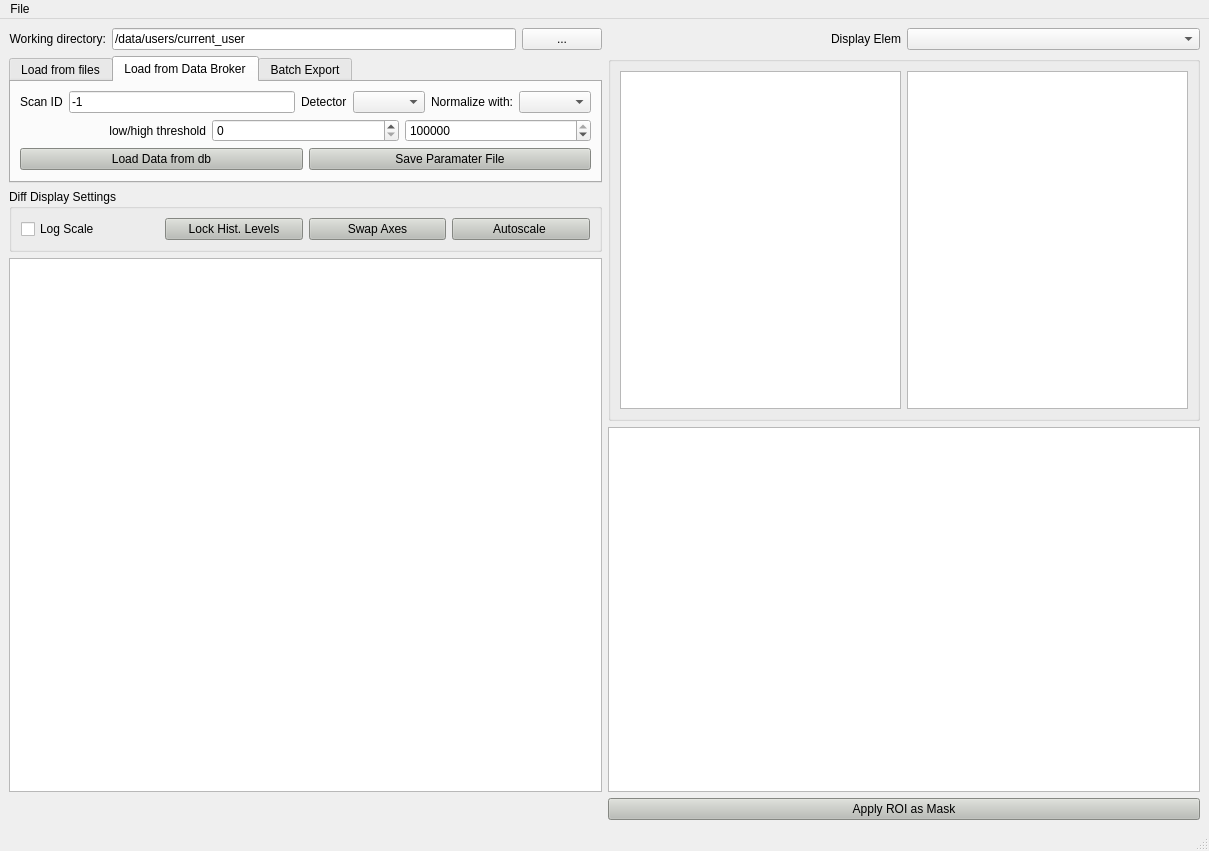
pattammattel/HXN_GUI, file diff_view/diff_view.ui: the form before one commit.
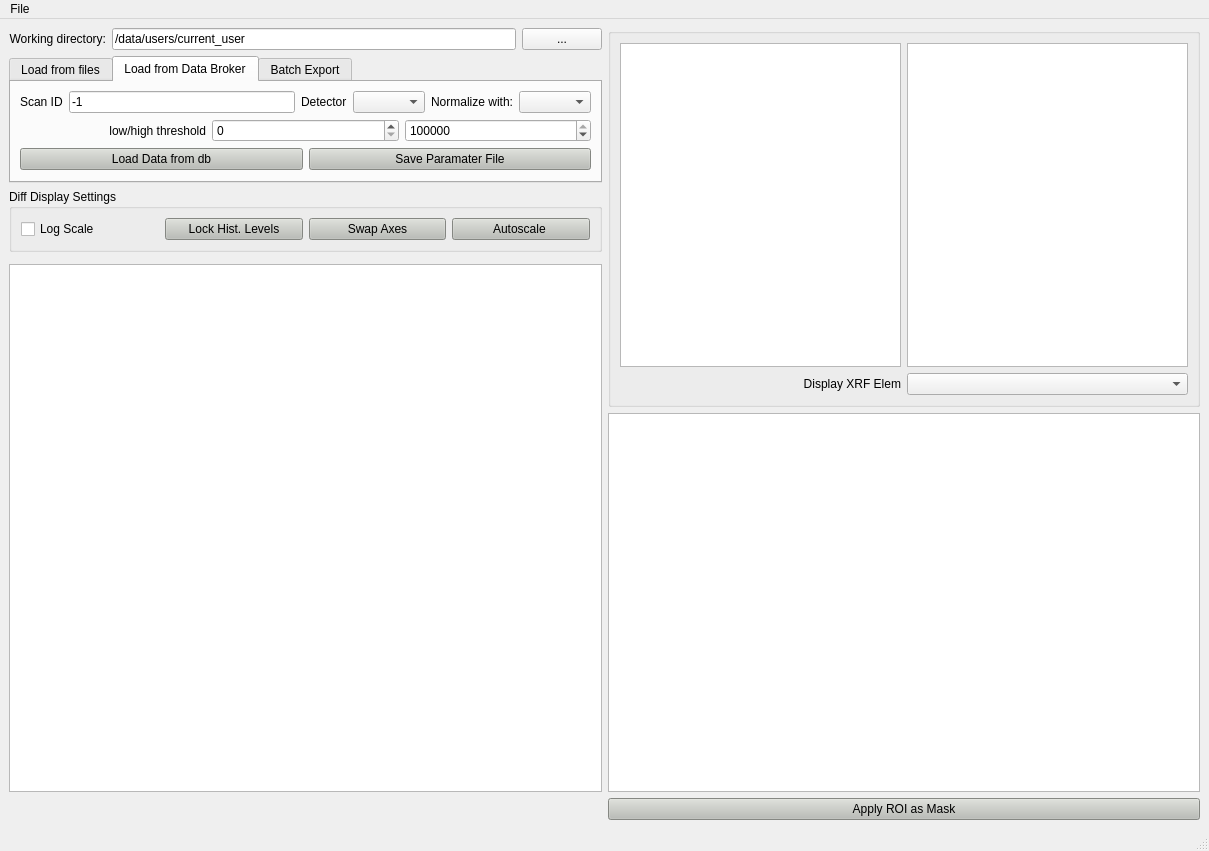
The form after the commit. The open tabs and pages were chosen to show the change. Custom widgets are drawn as their Qt base class.

Commit message: diff_gui_vis_problem_fixed

What changed in the file:
```diff
--- a/diff_view/diff_view.ui
+++ b/diff_view/diff_view.ui
@@ -14,86 +14,8 @@
    <string>MainWindow</string>
   </property>
   <widget class="QWidget" name="centralwidget">
-   <layout class="QGridLayout" name="gridLayout_13">
-    <item row="2" column="0">
-     <layout class="QGridLayout" name="gridLayout_2">
-      <item row="0" column="0">
-       <widget class="QGroupBox" name="groupBox">
-        <property name="title">
-         <string>Diff Display Settings</string>
-        </property>
-        <layout class="QHBoxLayout" name="horizontalLayout_2">
-         <item>
-          <widget class="QCheckBox" name="cb_diff_log_scale">
-           <property name="text">
-            <string>Log Scale</string>
-           </property>
-           <property name="checked">
-            <bool>false</bool>
-           </property>
-          </widget>
-         </item>
-         <item>
-          <widget class="QPushButton" name="pb_set_hist_levels_diff">
-           <property name="sizePolicy">
-            <sizepolicy hsizetype="Preferred" vsizetype="Fixed">
-             <horstretch>0</horstretch>
-             <verstretch>0</verstretch>
-            </sizepolicy>
-           </property>
-           <property name="styleSheet">
-            <string notr="true">background-color: rgb(186, 189, 182);</string>
-           </property>
-           <property name="text">
-            <string>Lock Hist. Levels</string>
-           </property>
-          </widget>
-         </item>
-         <item>
-          <widget class="QPushButton" name="pb_swap_diff_axes">
-           <property name="styleSheet">
-            <string notr="true">background-color: rgb(186, 189, 182);</string>
-           </property>
-           <property name="text">
-            <string>Swap Axes</string>
-           </property>
-          </widget>
-         </item>
-         <item>
-          <widget class="QPushButton" name="pb_auto_hist_levels_diff">
-           <property name="sizePolicy">
-            <sizepolicy hsizetype="Preferred" vsizetype="Fixed">
-             <horstretch>0</horstretch>
-             <verstretch>0</verstretch>
-            </sizepolicy>
-           </property>
-           <property name="styleSheet">
-            <string notr="true">background-color: rgb(186, 189, 182);</string>
-           </property>
-           <property name="text">
-            <string>Autoscale </string>
-           </property>
-          </widget>
-         </item>
-        </layout>
-       </widget>
-      </item>
-     </layout>
-    </item>
-    <item row="3" column="0">
-     <widget class="QPlainTextEdit" name="pte_status">
-      <property name="sizePolicy">
-       <sizepolicy hsizetype="Preferred" vsizetype="MinimumExpanding">
-        <horstretch>0</horstretch>
-        <verstretch>0</verstretch>
-       </sizepolicy>
-      </property>
-      <property name="readOnly">
-       <bool>true</bool>
-      </property>
-     </widget>
-    </item>
-    <item row="0" column="0" rowspan="2">
+   <layout class="QGridLayout" name="gridLayout_2">
+    <item row="0" column="0">
      <layout class="QGridLayout" name="gridLayout_10">
       <item row="0" column="0">
        <layout class="QGridLayout" name="gridLayout_8">
@@ -408,37 +330,7 @@
       </item>
      </layout>
     </item>
-    <item row="0" column="1">
-     <layout class="QGridLayout" name="gridLayout_9">
-      <item row="0" column="0">
-       <widget class="QLabel" name="label_5">
-        <property name="sizePolicy">
-         <sizepolicy hsizetype="Preferred" vsizetype="Fixed">
-          <horstretch>0</horstretch>
-          <verstretch>0</verstretch>
-         </sizepolicy>
-        </property>
-        <property name="text">
-         <string>Display Elem</string>
-        </property>
-        <property name="alignment">
-         <set>Qt::AlignRight|Qt::AlignTrailing|Qt::AlignVCenter</set>
-        </property>
-       </widget>
-      </item>
-      <item row="0" column="1">
-       <widget class="QComboBox" name="cb_xrf_elem_list">
-        <property name="sizePolicy">
-         <sizepolicy hsizetype="Preferred" vsizetype="Fixed">
-          <horstretch>0</horstretch>
-          <verstretch>0</verstretch>
-         </sizepolicy>
-        </property>
-       </widget>
-      </item>
-     </layout>
-    </item>
-    <item row="1" column="1" rowspan="3">
+    <item row="0" column="1" rowspan="4">
      <layout class="QGridLayout" name="gridLayout_12">
       <item row="0" column="0">
        <widget class="QGroupBox" name="groupBox">
@@ -457,7 +349,7 @@
            <item row="0" column="0">
             <widget class="GraphicsLayoutWidget" name="diff_sum_plot_canvas">
              <property name="sizePolicy">
-              <sizepolicy hsizetype="Preferred" vsizetype="Preferred">
+              <sizepolicy hsizetype="Preferred" vsizetype="Expanding">
                <horstretch>0</horstretch>
                <verstretch>0</verstretch>
               </sizepolicy>
@@ -480,13 +372,43 @@
            </item>
           </layout>
          </item>
+         <item row="1" column="0">
+          <layout class="QGridLayout" name="gridLayout_9">
+           <item row="0" column="0">
+            <widget class="QLabel" name="label_5">
+             <property name="sizePolicy">
+              <sizepolicy hsizetype="Preferred" vsizetype="Fixed">
+               <horstretch>0</horstretch>
+               <verstretch>0</verstretch>
+              </sizepolicy>
+             </property>
+             <property name="text">
+              <string>Display XRF Elem</string>
+             </property>
+             <property name="alignment">
+              <set>Qt::AlignRight|Qt::AlignTrailing|Qt::AlignVCenter</set>
+             </property>
+            </widget>
+           </item>
+           <item row="0" column="1">
+            <widget class="QComboBox" name="cb_xrf_elem_list">
+             <property name="sizePolicy">
+              <sizepolicy hsizetype="Preferred" vsizetype="Fixed">
+               <horstretch>0</horstretch>
+               <verstretch>0</verstretch>
+              </sizepolicy>
+             </property>
+            </widget>
+           </item>
+          </layout>
+         </item>
         </layout>
        </widget>
       </item>
       <item row="1" column="0">
        <widget class="ImageView" name="diff_img_view">
         <property name="sizePolicy">
-         <sizepolicy hsizetype="Preferred" vsizetype="Preferred">
+         <sizepolicy hsizetype="Preferred" vsizetype="Expanding">
           <horstretch>0</horstretch>
           <verstretch>0</verstretch>
          </sizepolicy>
@@ -495,6 +417,80 @@
       </item>
      </layout>
     </item>
+    <item row="1" column="0">
+     <widget class="QGroupBox" name="groupBox">
+      <property name="title">
+       <string>Diff Display Settings</string>
+      </property>
+      <layout class="QHBoxLayout" name="horizontalLayout_2">
+       <item>
+        <widget class="QCheckBox" name="cb_diff_log_scale">
+         <property name="text">
+          <string>Log Scale</string>
+         </property>
+         <property name="checked">
+          <bool>false</bool>
+         </property>
+        </widget>
+       </item>
+       <item>
+        <widget class="QPushButton" name="pb_set_hist_levels_diff">
+         <property name="sizePolicy">
+          <sizepolicy hsizetype="Preferred" vsizetype="Fixed">
+           <horstretch>0</horstretch>
+           <verstretch>0</verstretch>
+          </sizepolicy>
+         </property>
+         <property name="styleSheet">
+          <string notr="true">background-color: rgb(186, 189, 182);</string>
+         </property>
+         <property name="text">
+          <string>Lock Hist. Levels</string>
+         </property>
+        </widget>
+       </item>
+       <item>
+        <widget class="QPushButton" name="pb_swap_diff_axes">
+         <property name="styleSheet">
+          <string notr="true">background-color: rgb(186, 189, 182);</string>
+         </property>
+         <property name="text">
+          <string>Swap Axes</string>
+         </property>
+        </widget>
+       </item>
+       <item>
+        <widget class="QPushButton" name="pb_auto_hist_levels_diff">
+         <property name="sizePolicy">
+          <sizepolicy hsizetype="Preferred" vsizetype="Fixed">
+           <horstretch>0</horstretch>
+           <verstretch>0</verstretch>
+          </sizepolicy>
+         </property>
+         <property name="styleSheet">
+          <string notr="true">background-color: rgb(186, 189, 182);</string>
+         </property>
+         <property name="text">
+          <string>Autoscale </string>
+         </property>
+        </widget>
+       </item>
+      </layout>
+     </widget>
+    </item>
+    <item row="3" column="0">
+     <widget class="QPlainTextEdit" name="pte_status">
+      <property name="sizePolicy">
+       <sizepolicy hsizetype="Preferred" vsizetype="Expanding">
+        <horstretch>0</horstretch>
+        <verstretch>0</verstretch>
+       </sizepolicy>
+      </property>
+      <property name="readOnly">
+       <bool>true</bool>
+      </property>
+     </widget>
+    </item>
     <item row="4" column="1">
      <widget class="QPushButton" name="pb_show_mask">
       <property name="styleSheet">
```
Left out of the diff: 4 changed lines with no effect on the pictures. The commit also changes 2 other files.
